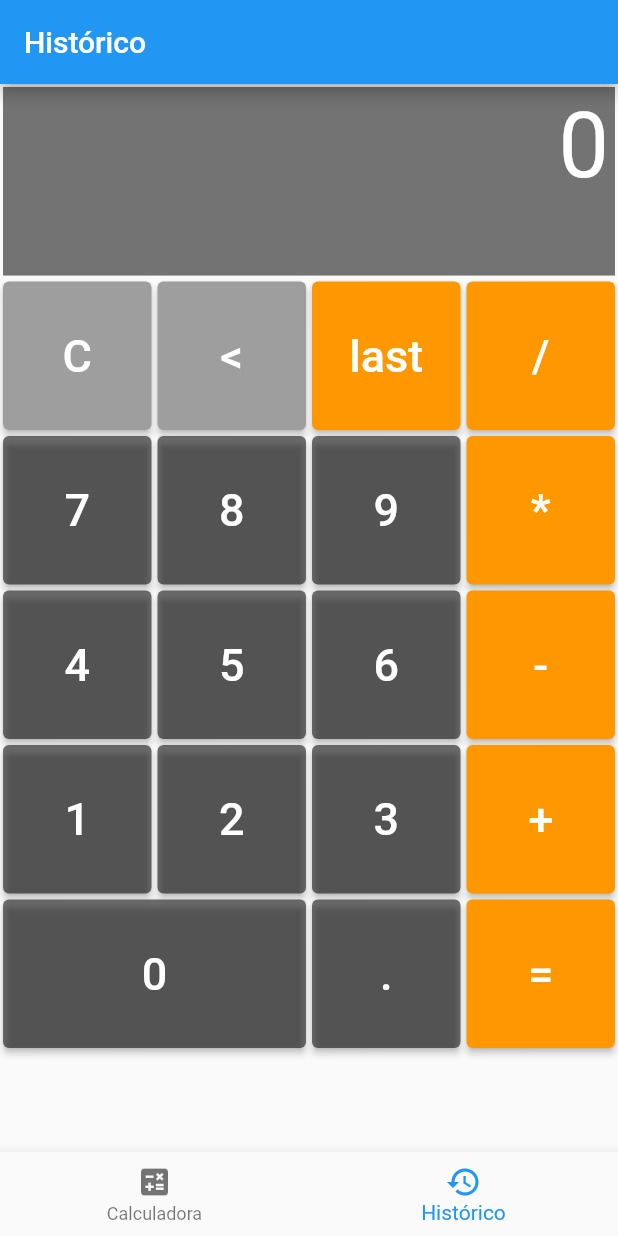
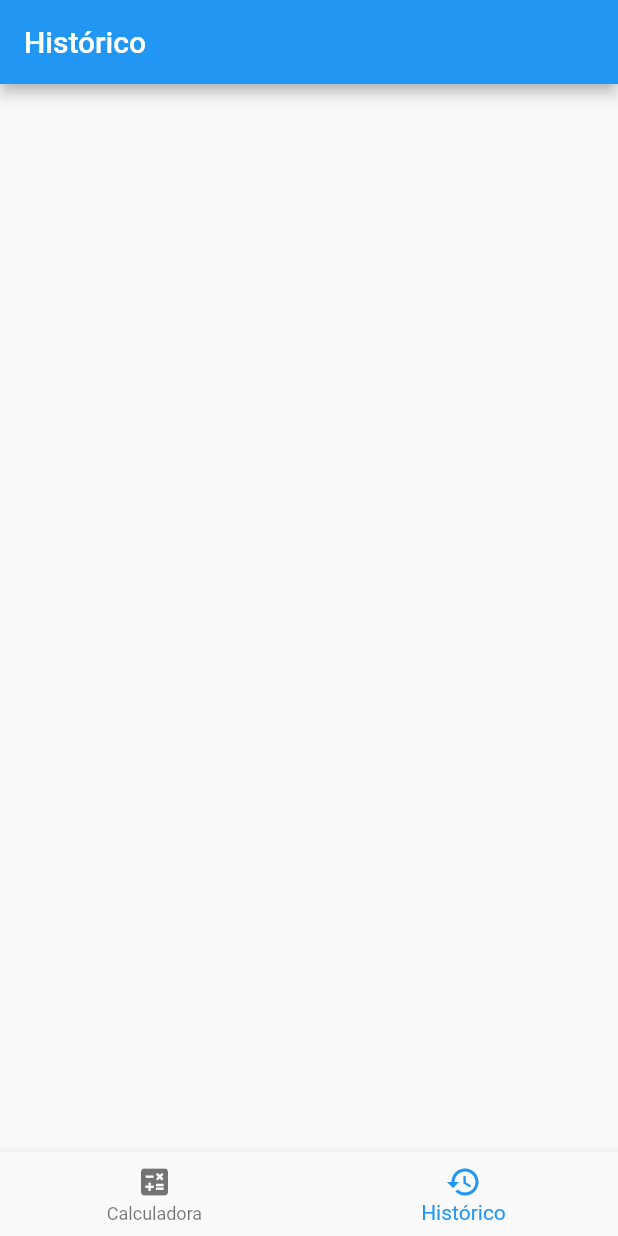
Before and after one commit to ULHT-CM-2021-22/FCalculator, a Flutter app: the screen it shows after launch, item 2 of the bottom bar chosen, on a phone screen of 412 x 824 dp. Run offline on Flutter 3.47's test engine with Material 2 defaults, Android fonts, the phone set to English and light mode, and no system bars; our stand-ins replace equatable; missing offline and left inert: expressions.

Commit message:
added HistoryScreen

```diff
--- a/lib/main.dart
+++ b/lib/main.dart
@@ -1,4 +1,5 @@
 import 'package:f_calculator/screens/calculator_screen.dart';
+import 'package:f_calculator/screens/history_screen.dart';
 import 'package:f_calculator/screens/main_screen.dart';
 import 'package:flutter/material.dart';
 
@@ -17,7 +18,7 @@ class MyApp extends StatelessWidget {
       home: MainScreen(
         screens: [
           CalculatorScreen(title: 'Calculadora'),
-          CalculatorScreen(title: 'Histórico')
+          HistoricScreen(title: 'Histórico')
         ],
         items: [
           BottomNavigationBarItem(
--- a/lib/models/operation_model.dart
+++ b/lib/models/operation_model.dart
@@ -10,4 +10,9 @@ class OperationModel extends Equatable {
   @override
   List<Object?> get props => [expression, result];
 
+  @override
+  String toString() {
+    return "$expression = $result";
+  }
+
 }
--- a/lib/screens/history_screen.dart
+++ b/lib/screens/history_screen.dart
@@ -0,0 +1,25 @@
+import 'package:f_calculator/models/calculator_model.dart';
+import 'package:flutter/material.dart';
+
+
+class HistoricScreen extends StatelessWidget {
+  final String title;
+
+  const HistoricScreen({Key? key, required this.title}) : super(key: key);
+
+  @override
+  Widget build(BuildContext context) {
+    final operations = CalculatorModel.getInstance().getAll();
+    return Scaffold(
+      appBar: AppBar(title: Text(title),),
+      body: ListView.builder(
+        itemCount: operations.length,
+        itemBuilder: (context, index) {
+          return ListTile(
+            title: Text(operations[index].toString()),
+          );
+        },
+      ),
+    );
+  }
+}
--- a/lib/widgets/button.dart
+++ b/lib/widgets/button.dart
@@ -28,7 +28,7 @@ class Button extends StatelessWidget {
         onPressed: () => onPressed(text),
         child: Text(
           this.text,
-          style: TextStyle(fontSize: 30, color: Colors.white),
+          style: TextStyle(fontSize: 28, color: Colors.white),
         ),
       ),
     );
--- a/lib/widgets/display.dart
+++ b/lib/widgets/display.dart
@@ -18,7 +18,6 @@ class Display extends StatelessWidget {
             alignment: Alignment.centerRight,
             child: Container(
               margin: EdgeInsets.all(4.0),
-              height: MediaQuery.of(context).size.height / 7,
               child: Text(
                 content,
                 style: TextStyle(
```
Also changed, not shown: pubspec.lock.
